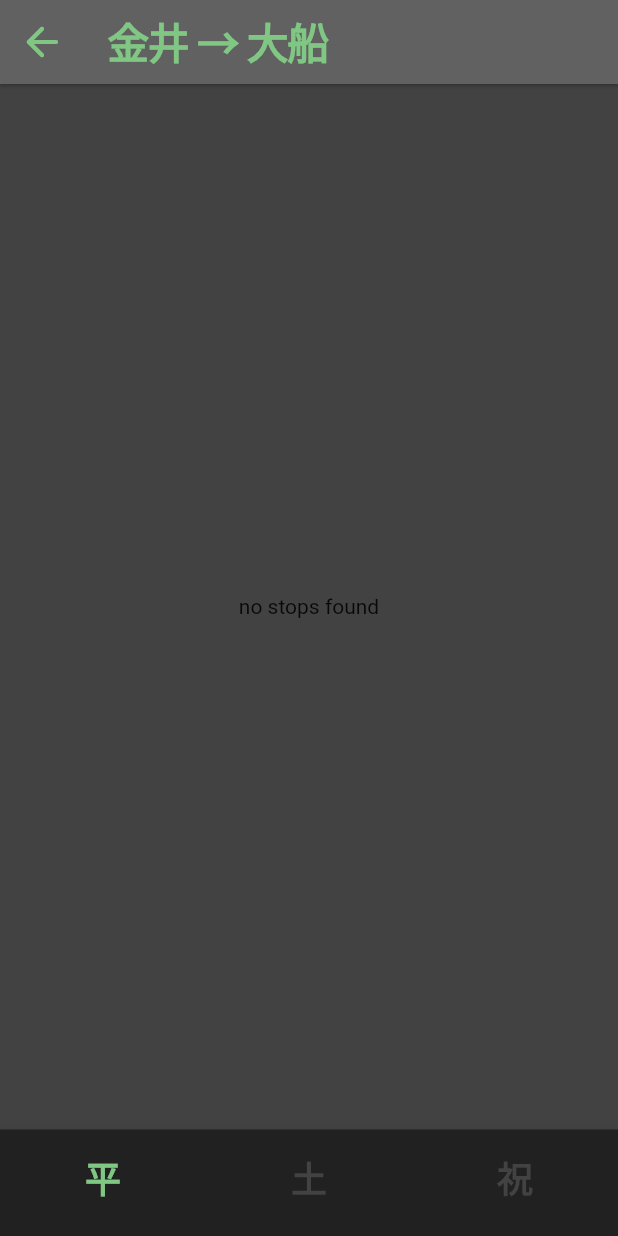
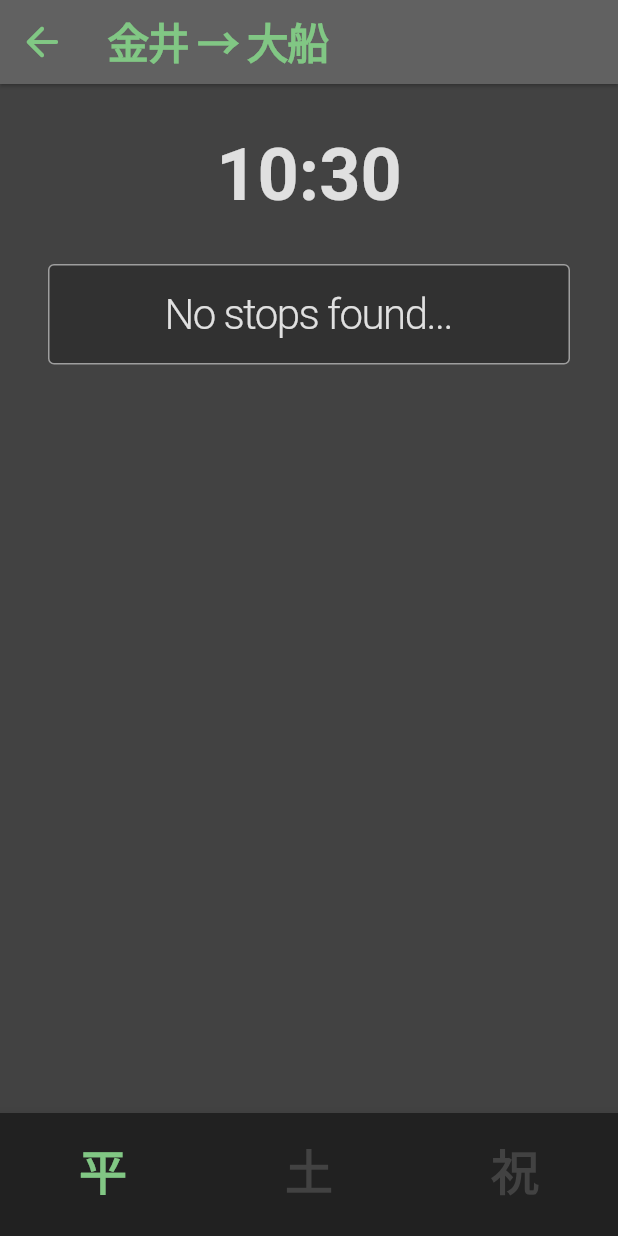
Before and after one commit to calbert1209/bus-warbler, a Flutter app: the screen it shows after launch, after a tap on "金井 → 大船", on a phone screen of 412 x 824 dp. Run offline on Flutter 3.47's test engine with Material 2 defaults, Android fonts, the light colour scheme and no system bars; our stand-ins replace sqflite; accounts and stored records are empty; Roboto replaces fonts that are missing (MPlusRounded).

Commit message:
radd current time and refactor

```diff
--- a/lib/pages/route.dart
+++ b/lib/pages/route.dart
@@ -1,11 +1,9 @@
+import 'package:flutter/material.dart';
+import 'package:provider/provider.dart';
 import 'package:bus_warbler/constants/db_consts.dart';
+import 'package:bus_warbler/state/app_state.dart';
 import 'package:bus_warbler/widgets/bottom_nav_text_bar.dart';
-import 'package:flutter/material.dart';
-import 'package:flutter/foundation.dart';
-import 'package:provider/provider.dart';
-import 'package:bus_warbler/models/schedule_stop.dart';
-import 'package:bus_warbler/state/app_state.dart';
-import 'package:bus_warbler/extensions/indexed_map.dart';
+import 'package:bus_warbler/widgets/route_page_body.dart';
 
 class RoutePage extends StatelessWidget {
   const RoutePage({Key? key}) : super(key: key);
@@ -14,16 +12,12 @@ class RoutePage extends StatelessWidget {
   Widget build(BuildContext context) {
     final appState = Provider.of<AppState>(context);
 
-    final lightGrey = Colors.grey.shade700;
-    final darkGrey = Colors.grey.shade800;
-    final foregroundGreen = Colors.green.shade300;
-
     return Scaffold(
       appBar: AppBar(
         title: Text(
           localizedRouteNameFor(appState.route),
           style: TextStyle(
-            color: foregroundGreen,
+            color: Colors.green.shade300,
             fontFamily: 'MPlusRounded',
             fontWeight: FontWeight.w700,
             letterSpacing: -1.0,
@@ -36,135 +30,13 @@ class RoutePage extends StatelessWidget {
             size: 32,
           ),
           onPressed: () => appState.route = '',
-          color: foregroundGreen,
+          color: Colors.green.shade300,
         ),
-        backgroundColor: lightGrey,
+        backgroundColor: Colors.grey.shade700,
       ),
       body: PageBody(),
-      backgroundColor: darkGrey,
+      backgroundColor: Colors.grey.shade800,
       bottomNavigationBar: BottomNavTextBar(),
     );
   }
 }
-
-class PageBody extends StatelessWidget {
-  const PageBody({Key? key}) : super(key: key);
-
-  bool _isSelectedStopType(ScheduleStop stop, StopType current) {
-    return stop.type == current;
-  }
-
-  @override
-  Widget build(BuildContext context) {
-    final appState = Provider.of<AppState>(context);
-
-    var now = DateTime.now();
-    if (appState.debugMode) {
-      now = now.add(Duration(hours: appState.debugOffset));
-    }
-
-    bool _isInTimeWindow(ScheduleStop stop) {
-      final indexNow = (now.hour * 60) + now.minute;
-
-      return stop.index > indexNow && stop.index <= (indexNow + 60);
-    }
-
-    return FutureBuilder<Iterable<ScheduleStop>>(
-      future: appState.queryAllForCurrentRoute(),
-      builder: (context, snapshot) {
-        if (snapshot.hasError) {
-          return Center(
-            child: Text(
-              snapshot.error!.toString(),
-            ),
-          );
-        } else if (!snapshot.hasData) {
-          return LinearProgressIndicator();
-        } else {
-          final inWindow = snapshot.data!
-              .where((stop) => _isSelectedStopType(stop, appState.stopType))
-              .where(_isInTimeWindow)
-              .toList();
-          inWindow.sort((a, b) => a.index.compareTo(b.index));
-          final limited = inWindow.take(5);
-          return Center(
-            child: limited.length > 0
-                ? Padding(
-                    padding: const EdgeInsets.all(32.0),
-                    child: Container(
-                      decoration: BoxDecoration(
-                        color: Colors.black26,
-                        borderRadius: BorderRadius.circular(4.0),
-                        border: Border.all(color: Colors.grey.shade500),
-                      ),
-                      child: Column(
-                        children: [
-                          ...limited.indexedMap(
-                            (item, index) => StopTimeListItem(
-                              key: Key('$index-${item.timeString}'),
-                              item: item,
-                            ),
-                          ),
-                        ],
-                      ),
-                    ),
-                  )
-                : Text('no stops found'),
-          );
-        }
-      },
-    );
-  }
-}
-
-class StopTimeListItem extends StatelessWidget {
-  const StopTimeListItem({Key? key, required this.item}) : super(key: key);
-
-  final ScheduleStop item;
-
-  @override
-  Widget build(BuildContext context) {
-    final appState = Provider.of<AppState>(context);
-    final noteText = item.note == null ? '' : ' (${item.note})';
-    final _fakeTime = appState.debugOffset != 0;
-    return Padding(
-      padding: EdgeInsets.only(top: 16.0, bottom: 16.0),
-      child: Flex(
-        direction: Axis.horizontal,
-        children: [
-          Flexible(
-            flex: 1,
-            child: Center(
-              child: Row(
-                textBaseline: TextBaseline.alphabetic,
-                mainAxisAlignment: MainAxisAlignment.center,
-                crossAxisAlignment: CrossAxisAlignment.baseline,
-                children: [
-                  Text(
-                    '${_fakeTime ? '▴' : ''}${item.timeString}',
-                    style: TextStyle(
-                      fontFamily: 'MPlusRounded',
-                      letterSpacing: -3.0,
-                      fontWeight: FontWeight.w500,
-                      fontSize: 48,
-                      color: Colors.green.shade300,
-                    ),
-                  ),
-                  Text(
-                    noteText,
-                    style: TextStyle(
-                      fontFamily: 'MPlusRounded',
-                      fontWeight: FontWeight.w400,
-                      fontSize: 20,
-                      color: Colors.green.shade300,
-                    ),
-                  ),
-                ],
-              ),
-            ),
-          ),
-        ],
-      ),
-    );
-  }
-}
--- a/lib/widgets/bottom_nav_text_bar.dart
+++ b/lib/widgets/bottom_nav_text_bar.dart
@@ -33,7 +33,7 @@ class TextNavBarItem extends BottomNavigationBarItem {
               color: selected != null && selected
                   ? Colors.green.shade300
                   : Colors.grey.shade800,
-              fontSize: 24.0,
+              fontSize: 32.0,
               fontFamily: 'MPlusRounded',
               fontWeight: FontWeight.w900,
             ),
--- /dev/null
+++ b/lib/widgets/current_time_display.dart
@@ -0,0 +1,59 @@
+import 'dart:async';
+
+import 'package:flutter/material.dart';
+import 'package:provider/provider.dart';
+import 'package:bus_warbler/state/app_state.dart';
+
+class CurrentTimeDisplay extends StatefulWidget {
+  const CurrentTimeDisplay({Key? key}) : super(key: key);
+
+  @override
+  _CurrentTimeDisplayState createState() => _CurrentTimeDisplayState();
+}
+
+class _CurrentTimeDisplayState extends State<CurrentTimeDisplay> {
+  _CurrentTimeDisplayState() {
+    _currentTime = DateTime.now();
+    _timer = Timer.periodic(Duration(seconds: 10), (timer) {
+      setState(() {
+        _currentTime = DateTime.now();
+      });
+    });
+  }
+
+  // ignore: unused_field
+  late Timer _timer;
+  late DateTime _currentTime;
+
+  @override
+  void dispose() {
+    _timer.cancel();
+    super.dispose();
+  }
+
+  @override
+  Widget build(BuildContext context) {
+    String _doubleDigits(int i) => i < 10 ? '0' + i.toString() : i.toString();
+    final appState = Provider.of<AppState>(context);
+    var now = _currentTime;
+    String prefix = '';
+    if (appState.debugOffset != 0) {
+      now = now.add(Duration(hours: appState.debugOffset));
+      prefix = '▴';
+    }
+
+    print('${prefix}${now.hour}');
+    return Padding(
+      padding: const EdgeInsets.only(top: 32.0, left: 32.0, right: 32.0),
+      child: Text(
+        '${prefix}${_doubleDigits(now.hour)}:${_doubleDigits(now.minute)}',
+        style: TextStyle(
+          color: Colors.grey.shade300,
+          fontFamily: 'MPlusRounded',
+          fontSize: 48.0,
+          fontWeight: FontWeight.w700,
+        ),
+      ),
+    );
+  }
+}
--- /dev/null
+++ b/lib/widgets/route_page_body.dart
@@ -0,0 +1,52 @@
+import 'package:flutter/material.dart';
+import 'package:provider/provider.dart';
+import 'package:bus_warbler/widgets/stop_time_list.dart';
+import 'package:bus_warbler/models/schedule_stop.dart';
+import 'package:bus_warbler/state/app_state.dart';
+
+class PageBody extends StatelessWidget {
+  const PageBody({Key? key}) : super(key: key);
+
+  bool _isSelectedStopType(ScheduleStop stop, StopType current) {
+    return stop.type == current;
+  }
+
+  @override
+  Widget build(BuildContext context) {
+    final appState = Provider.of<AppState>(context);
+
+    var now = DateTime.now();
+    if (appState.debugMode) {
+      now = now.add(Duration(hours: appState.debugOffset));
+    }
+
+    bool _isInTimeWindow(ScheduleStop stop) {
+      final indexNow = (now.hour * 60) + now.minute;
+
+      return stop.index > indexNow && stop.index <= (indexNow + 60);
+    }
+
+    return FutureBuilder<Iterable<ScheduleStop>>(
+      future: appState.queryAllForCurrentRoute(),
+      builder: (context, snapshot) {
+        if (snapshot.hasError) {
+          return Center(
+            child: Text(
+              snapshot.error!.toString(),
+            ),
+          );
+        } else if (!snapshot.hasData) {
+          return LinearProgressIndicator();
+        } else {
+          final inWindow = snapshot.data!
+              .where((stop) => _isSelectedStopType(stop, appState.stopType))
+              .where(_isInTimeWindow)
+              .toList();
+          inWindow.sort((a, b) => a.index.compareTo(b.index));
+          final limited = inWindow.take(3);
+          return StopTimeList(stopTimes: limited);
+        }
+      },
+    );
+  }
+}
--- /dev/null
+++ b/lib/widgets/stop_time_list.dart
@@ -0,0 +1,44 @@
+import 'package:flutter/material.dart';
+import 'package:bus_warbler/models/schedule_stop.dart';
+import 'package:bus_warbler/widgets/current_time_display.dart';
+import 'package:bus_warbler/widgets/stop_time_list_item.dart';
+import 'package:bus_warbler/extensions/indexed_map.dart';
+
+class StopTimeList extends StatelessWidget {
+  const StopTimeList({Key? key, required this.stopTimes}) : super(key: key);
+
+  final Iterable<ScheduleStop> stopTimes;
+
+  @override
+  Widget build(BuildContext context) {
+    return Column(
+      children: [
+        CurrentTimeDisplay(),
+        Padding(
+          padding: const EdgeInsets.all(32.0),
+          child: Container(
+            decoration: BoxDecoration(
+              color: Colors.black26,
+              borderRadius: BorderRadius.circular(4.0),
+              border: Border.all(color: Colors.grey.shade500),
+            ),
+            child: Column(
+              children: stopTimes.length > 0
+                  ? [
+                      ...stopTimes.indexedMap(
+                        (item, index) => StopTimeListItem(
+                          key: Key('$index-${item.timeString}'),
+                          item: item,
+                        ),
+                      ),
+                    ]
+                  : [
+                      NoStopsFoundMessage(),
+                    ],
+            ),
+          ),
+        ),
+      ],
+    );
+  }
+}
--- /dev/null
+++ b/lib/widgets/stop_time_list_item.dart
@@ -0,0 +1,90 @@
+import 'package:flutter/material.dart';
+import 'package:bus_warbler/models/schedule_stop.dart';
+
+class StopTimeListItem extends StatelessWidget {
+  const StopTimeListItem({Key? key, required this.item}) : super(key: key);
+
+  final ScheduleStop item;
+
+  @override
+  Widget build(BuildContext context) {
+    final noteText = item.note == null ? '' : ' (${item.note})';
+    return Padding(
+      padding: EdgeInsets.only(top: 16.0, bottom: 16.0),
+      child: Flex(
+        direction: Axis.horizontal,
+        children: [
+          Flexible(
+            flex: 1,
+            child: Center(
+              child: Row(
+                textBaseline: TextBaseline.alphabetic,
+                mainAxisAlignment: MainAxisAlignment.center,
+                crossAxisAlignment: CrossAxisAlignment.baseline,
+                children: [
+                  Text(
+                    item.timeString,
+                    style: TextStyle(
+                      fontFamily: 'MPlusRounded',
+                      letterSpacing: -3.0,
+                      fontWeight: FontWeight.w500,
+                      fontSize: 48,
+                      color: Colors.green.shade300,
+                    ),
+                  ),
+                  Text(
+                    noteText,
+                    style: TextStyle(
+                      fontFamily: 'MPlusRounded',
+                      fontWeight: FontWeight.w400,
+                      fontSize: 20,
+                      color: Colors.green.shade300,
+                    ),
+                  ),
+                ],
+              ),
+            ),
+          ),
+        ],
+      ),
+    );
+  }
+}
+
+class NoStopsFoundMessage extends StatelessWidget {
+  const NoStopsFoundMessage({Key? key}) : super(key: key);
+
+  @override
+  Widget build(BuildContext context) {
+    return Padding(
+      padding: EdgeInsets.only(top: 16.0, bottom: 16.0),
+      child: Flex(
+        direction: Axis.horizontal,
+        children: [
+          Flexible(
+            flex: 1,
+            child: Center(
+              child: Row(
+                textBaseline: TextBaseline.alphabetic,
+                mainAxisAlignment: MainAxisAlignment.center,
+                crossAxisAlignment: CrossAxisAlignment.baseline,
+                children: [
+                  Text(
+                    'No stops found...',
+                    style: TextStyle(
+                      fontFamily: 'MPlusRounded',
+                      letterSpacing: -1.0,
+                      fontWeight: FontWeight.w300,
+                      fontSize: 28,
+                      color: Colors.grey.shade300,
+                    ),
+                  ),
+                ],
+              ),
+            ),
+          ),
+        ],
+      ),
+    );
+  }
+}
```
